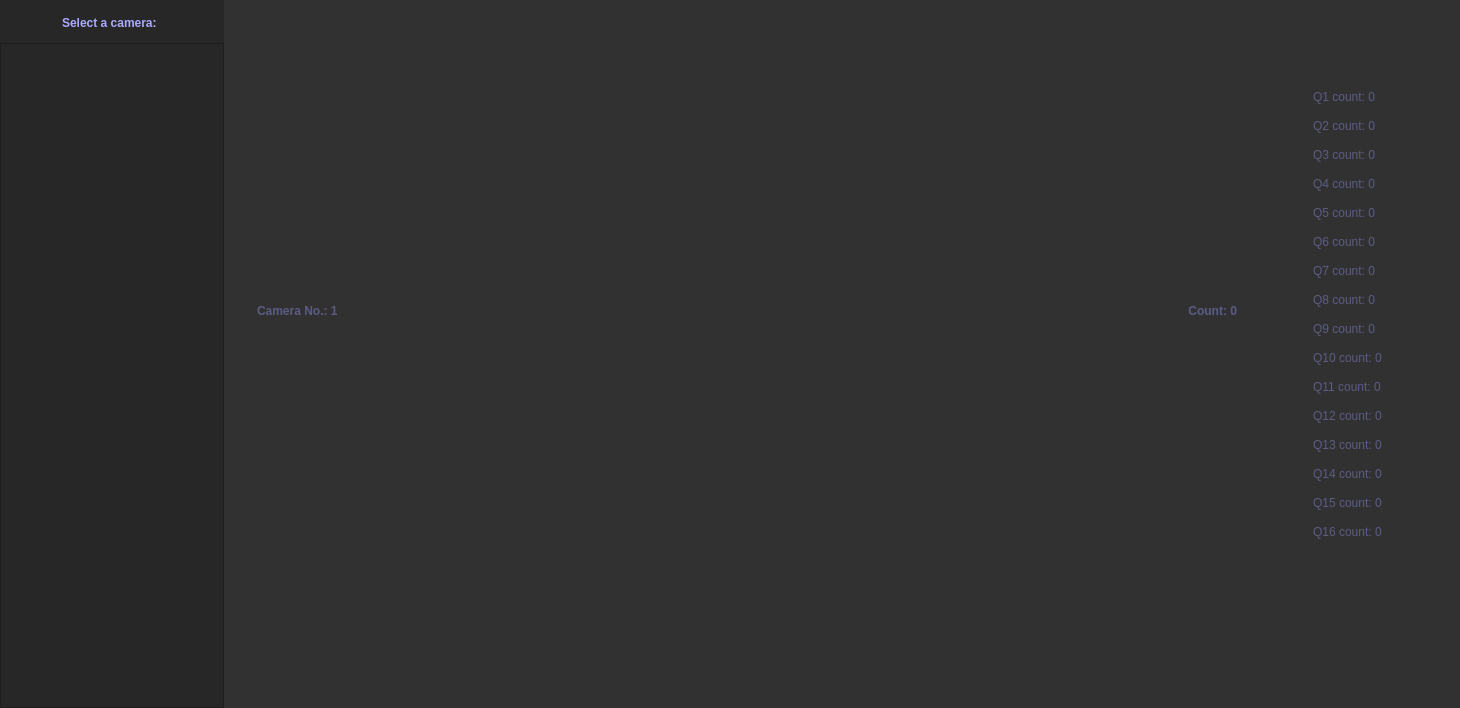
The window that ui/mainwindow.ui (gomualbe/Crowd-Behaviour-Analysis) describes before a commit, drawn with Qt 5.
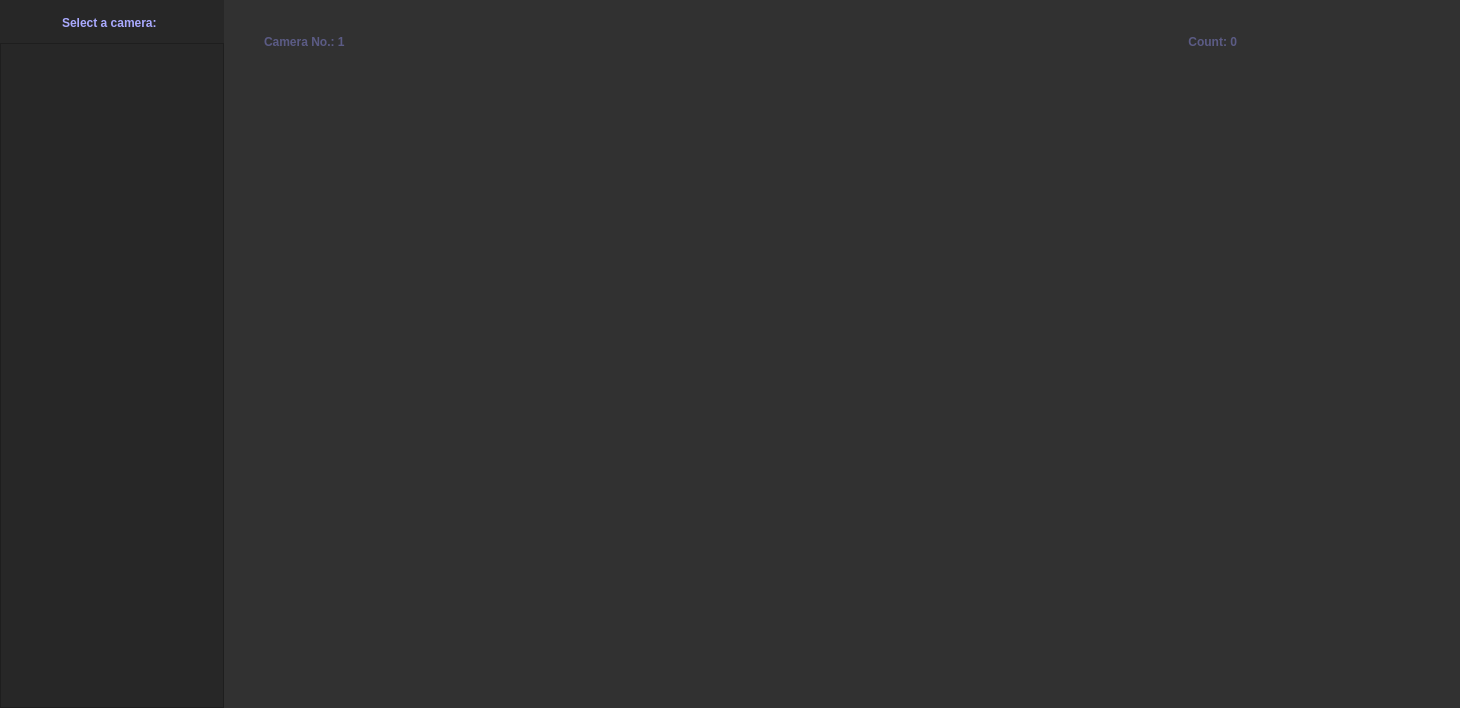
The same window after the commit.

```diff
--- a/ui/mainwindow.ui
+++ b/ui/mainwindow.ui
@@ -301,8 +301,9 @@
               <property name="styleSheet">
                <string notr="true">QLabel{
 	qproperty-alignment: AlignLeft;
-	margin-left: 30;
-	padding-top: 55;
+	margin-left: 37;
+	padding-bottom: 10;
+	padding-top: 35;
 	padding-bottom: 0;
 	font-weight: bold;
 	color: rgb(91, 91, 133);
@@ -344,7 +345,8 @@
                <string notr="true">QLabel{
 	qproperty-alignment: AlignRight;
 	margin-right: 40;
-	padding-top: 55;
+	padding-top: 35;
+	padding-bottom: 10;
 	padding-bottom: 0;
 	font-weight: bold;
 	color: rgb(91, 91, 133);
@@ -365,349 +367,6 @@
           </item>
          </layout>
         </item>
-        <item>
-         <layout class="QVBoxLayout" name="count_vert_layout">
-          <property name="sizeConstraint">
-           <enum>QLayout::SetFixedSize</enum>
-          </property>
-          <item>
-           <spacer name="verticalSpacer">
-            <property name="orientation">
-             <enum>Qt::Vertical</enum>
-            </property>
-            <property name="sizeHint" stdset="0">
-             <size>
-              <width>20</width>
-              <height>40</height>
-             </size>
-            </property>
-           </spacer>
-          </item>
-          <item>
-           <widget class="QLabel" name="count_q1">
-            <property name="styleSheet">
-             <string notr="true">QLabel{
-	qproperty-alignment: AlignLeft;
-	margin-top: 50;
-	margin-left: 30;
-	color: rgb(91, 91, 133);
-}
-</string>
-            </property>
-            <property name="text">
-             <string>Q1 count: 0</string>
-            </property>
-           </widget>
-          </item>
-          <item>
-           <widget class="QLabel" name="count_q2">
-            <property name="maximumSize">
-             <size>
-              <width>16777215</width>
-              <height>16777215</height>
-             </size>
-            </property>
-            <property name="styleSheet">
-             <string notr="true">QLabel{
-	qproperty-alignment: AlignLeft;
-	margin-left: 30;
-	color: rgb(91, 91, 133);
-	margin-top: 15;
-}
-</string>
-            </property>
-            <property name="text">
-             <string>Q2 count: 0</string>
-            </property>
-           </widget>
-          </item>
-          <item>
-           <widget class="QLabel" name="count_q3">
-            <property name="maximumSize">
-             <size>
-              <width>16777215</width>
-              <height>16777215</height>
-             </size>
-            </property>
-            <property name="styleSheet">
-             <string notr="true">QLabel{
-	qproperty-alignment: AlignLeft;
-	margin-left: 30;
-	color: rgb(91, 91, 133);
-	margin-top: 15;
-}
-</string>
-            </property>
-            <property name="text">
-             <string>Q3 count: 0</string>
-            </property>
-           </widget>
-          </item>
-          <item>
-           <widget class="QLabel" name="count_q4">
-            <property name="maximumSize">
-             <size>
-              <width>16777215</width>
-              <height>16777215</height>
-             </size>
-            </property>
-            <property name="styleSheet">
-             <string notr="true">QLabel{
-	qproperty-alignment: AlignLeft;
-	margin-left: 30;
-	color: rgb(91, 91, 133);
-	margin-top: 15;
-}
-</string>
-            </property>
-            <property name="text">
-             <string>Q4 count: 0</string>
-            </property>
-           </widget>
-          </item>
-          <item>
-           <widget class="QLabel" name="count_q5">
-            <property name="maximumSize">
-             <size>
-              <width>16777215</width>
-              <height>16777215</height>
-             </size>
-            </property>
-            <property name="styleSheet">
-             <string notr="true">QLabel{
-	qproperty-alignment: AlignLeft;
-	margin-left: 30;
-	color: rgb(91, 91, 133);
-	margin-top: 15;
-}
-</string>
-            </property>
-            <property name="text">
-             <string>Q5 count: 0</string>
-            </property>
-           </widget>
-          </item>
-          <item>
-           <widget class="QLabel" name="count_q6">
-            <property name="maximumSize">
-             <size>
-              <width>16777215</width>
-              <height>16777215</height>
-             </size>
-            </property>
-            <property name="styleSheet">
-             <string notr="true">QLabel{
-	qproperty-alignment: AlignLeft;
-	margin-left: 30;
-	color: rgb(91, 91, 133);
-	margin-top: 15;
-}
-</string>
-            </property>
-            <property name="text">
-             <string>Q6 count: 0</string>
-            </property>
-           </widget>
-          </item>
-          <item>
-           <widget class="QLabel" name="count_q7">
-            <property name="maximumSize">
-             <size>
-              <width>16777215</width>
-              <height>16777215</height>
-             </size>
-            </property>
-            <property name="styleSheet">
-             <string notr="true">QLabel{
-	qproperty-alignment: AlignLeft;
-	margin-left: 30;
-	color: rgb(91, 91, 133);
-	margin-top: 15;
-}
-</string>
-            </property>
-            <property name="text">
-             <string>Q7 count: 0</string>
-            </property>
-           </widget>
-          </item>
-          <item>
-           <widget class="QLabel" name="count_q8">
-            <property name="maximumSize">
-             <size>
-              <width>16777215</width>
-              <height>16777215</height>
-             </size>
-            </property>
-            <property name="styleSheet">
-             <string notr="true">QLabel{
-	qproperty-alignment: AlignLeft;
-	margin-left: 30;
-	color: rgb(91, 91, 133);
-	margin-top: 15;
-}
-</string>
-            </property>
-            <property name="text">
-             <string>Q8 count: 0</string>
-            </property>
-           </widget>
-          </item>
-          <item>
-           <widget class="QLabel" name="count_q9">
-            <property name="maximumSize">
-             <size>
-              <width>16777215</width>
-              <height>16777215</height>
-             </size>
-            </property>
-            <property name="styleSheet">
-             <string notr="true">QLabel{
-	qproperty-alignment: AlignLeft;
-	margin-left: 30;
-	color: rgb(91, 91, 133);
-	margin-top: 15;
-}
-</string>
-            </property>
-            <property name="text">
-             <string>Q9 count: 0</string>
-            </property>
-           </widget>
-          </item>
-          <item>
-           <widget class="QLabel" name="count_q10">
-            <property name="maximumSize">
-             <size>
-              <width>16777215</width>
-              <height>16777215</height>
-             </size>
-            </property>
-            <property name="styleSheet">
-             <string notr="true">QLabel{
-	qproperty-alignment: AlignLeft;
-	margin-left: 30;
-	color: rgb(91, 91, 133);
-	margin-top: 15;
-}
-</string>
-            </property>
-            <property name="text">
-             <string>Q10 count: 0</string>
-            </property>
-           </widget>
-          </item>
-          <item>
-           <widget class="QLabel" name="count_q11">
-            <property name="styleSheet">
-             <string notr="true">QLabel{
-	qproperty-alignment: AlignLeft;
-	margin-left: 30;
-	color: rgb(91, 91, 133);
-	margin-top: 15;
-}
-</string>
-            </property>
-            <property name="text">
-             <string>Q11 count: 0</string>
-            </property>
-           </widget>
-          </item>
-          <item>
-           <widget class="QLabel" name="count_q12">
-            <property name="styleSheet">
-             <string notr="true">QLabel{
-	qproperty-alignment: AlignLeft;
-	margin-left: 30;
-	color: rgb(91, 91, 133);
-	margin-top: 15;
-}
-</string>
-            </property>
-            <property name="text">
-             <string>Q12 count: 0</string>
-            </property>
-           </widget>
-          </item>
-          <item>
-           <widget class="QLabel" name="count_q13">
-            <property name="styleSheet">
-             <string notr="true">QLabel{
-	qproperty-alignment: AlignLeft;
-	margin-left: 30;
-	color: rgb(91, 91, 133);
-	margin-top: 15;
-}
-</string>
-            </property>
-            <property name="text">
-             <string>Q13 count: 0</string>
-            </property>
-           </widget>
-          </item>
-          <item>
-           <widget class="QLabel" name="count_q14">
-            <property name="styleSheet">
-             <string notr="true">QLabel{
-	qproperty-alignment: AlignLeft;
-	margin-left: 30;
-	color: rgb(91, 91, 133);
-	margin-top: 15;
-}
-</string>
-            </property>
-            <property name="text">
-             <string>Q14 count: 0</string>
-            </property>
-           </widget>
-          </item>
-          <item>
-           <widget class="QLabel" name="count_q15">
-            <property name="styleSheet">
-             <string notr="true">QLabel{
-	qproperty-alignment: AlignLeft;
-	margin-left: 30;
-	color: rgb(91, 91, 133);
-	margin-top: 15;
-}
-</string>
-            </property>
-            <property name="text">
-             <string>Q15 count: 0</string>
-            </property>
-           </widget>
-          </item>
-          <item>
-           <widget class="QLabel" name="count_q16">
-            <property name="styleSheet">
-             <string notr="true">QLabel{
-	qproperty-alignment: AlignLeft;
-	margin-left: 30;
-	color: rgb(91, 91, 133);
-	margin-top: 15;
-}
-</string>
-            </property>
-            <property name="text">
-             <string>Q16 count: 0</string>
-            </property>
-           </widget>
-          </item>
-          <item>
-           <spacer name="verticalSpacer_2">
-            <property name="orientation">
-             <enum>Qt::Vertical</enum>
-            </property>
-            <property name="sizeHint" stdset="0">
-             <size>
-              <width>20</width>
-              <height>40</height>
-             </size>
-            </property>
-           </spacer>
-          </item>
-         </layout>
-        </item>
        </layout>
       </widget>
      </widget>
```
